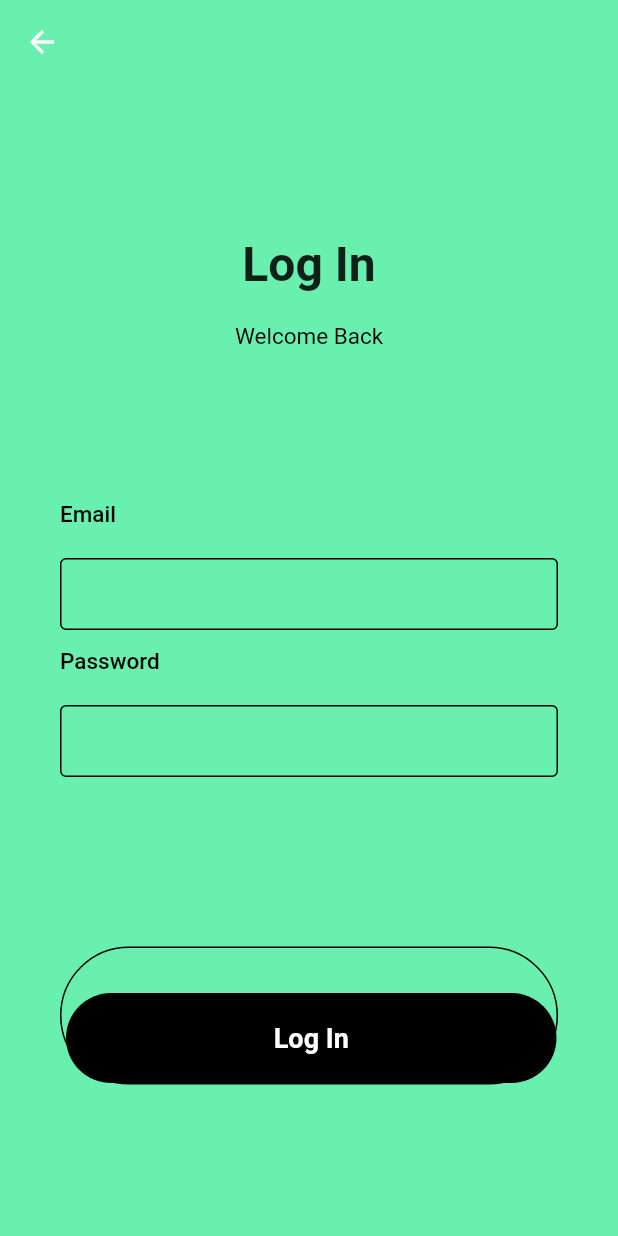
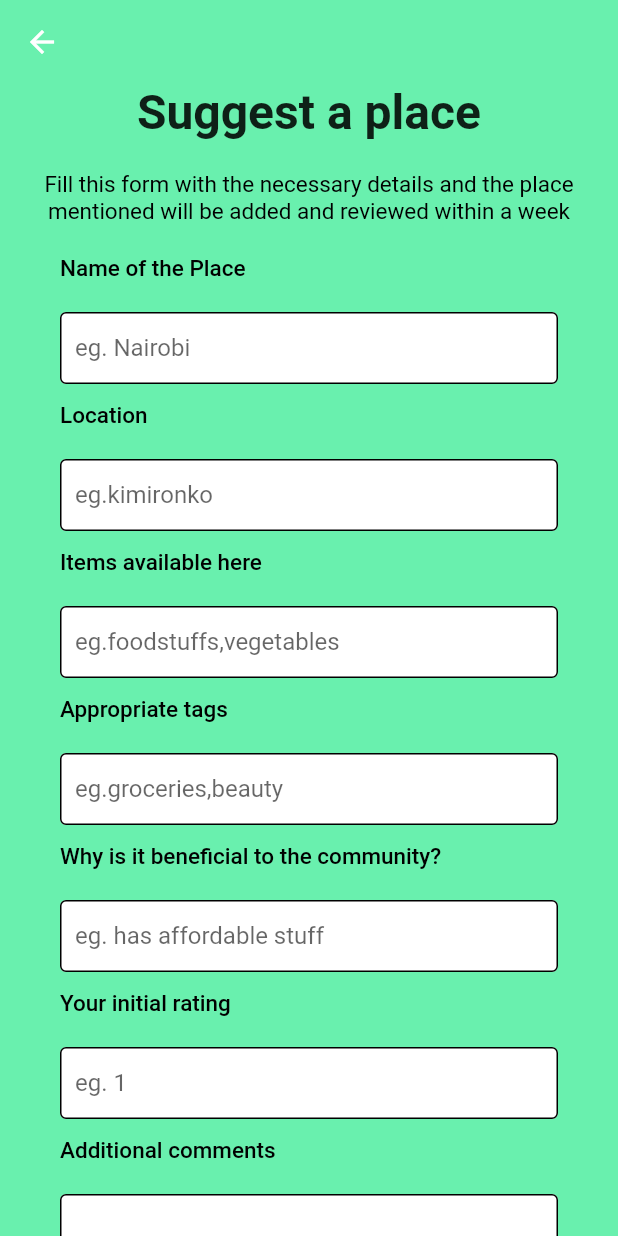
Before and after one commit to Fiffy-dot/mini-project-1, a Flutter app: the LoginPage screen opened directly, after a tap on "Log In", on a phone screen of 412 x 824 dp. Run offline on Flutter 3.47's test engine with Material 2 defaults, Android fonts, the phone set to English and light mode, and no system bars.

Commit message:
screen 8 and 9

```diff
--- a/mpd/lib/login.dart
+++ b/mpd/lib/login.dart
@@ -3,6 +3,7 @@
 import 'dart:ui';
 
 import 'package:flutter/material.dart';
+import 'package:mpd/suggestplace.dart';
 
 class LoginPage extends StatelessWidget {
   @override
@@ -66,7 +67,9 @@ class LoginPage extends StatelessWidget {
                       child: MaterialButton(
                           minWidth: double.infinity,
                           height: 60,
-                          onPressed: () {},
+                          onPressed: () {
+                            Navigator.push(context, MaterialPageRoute(builder : (context) => SuggestPlacePage()));
+                          },
                           color: Colors.black,
                           elevation: 0,
                           shape: RoundedRectangleBorder(
@@ -79,6 +82,8 @@ class LoginPage extends StatelessWidget {
                             color: Colors.white,
                           )
                           )
+
+
 
                       ),
                     ),
--- /dev/null
+++ b/mpd/lib/suggestionplaced.dart
@@ -0,0 +1,35 @@
+import 'dart:ui';
+import 'package:flutter/material.dart';
+class SuggestionPlacedPage extends StatelessWidget {
+  @override
+  Widget build(BuildContext context) {
+    return Scaffold(
+      appBar: AppBar(
+        backgroundColor: Colors.transparent,
+      ),
+      backgroundColor: Colors.transparent,
+      body:
+      BackdropFilter(
+          filter: ImageFilter.blur(sigmaX: 10, sigmaY: 10),
+          child:
+          Center(
+            child: Container(
+              width: MediaQuery.of(context).size.width - 20,
+              height: 200,
+              //color: Colors.orange,decoration: BoxDecoration (
+              decoration: BoxDecoration(
+                image: DecorationImage(
+                  image: AssetImage("images/highFive.png")
+                )
+              ),
+              child: Text("Thanks for your suggestion",
+                  style: TextStyle(
+                      fontSize: 32, fontWeight: FontWeight.bold)
+
+              ),
+            )
+          )
+      )
+    );
+  }
+}
--- /dev/null
+++ b/mpd/lib/suggestplace.dart
@@ -0,0 +1,144 @@
+// ignore_for_file: prefer_const_literals_to_create_immutables, prefer_const_constructors
+
+import 'dart:ui';
+
+import 'package:flutter/cupertino.dart';
+import 'package:flutter/material.dart';
+import 'package:mpd/suggestionplaced.dart';
+
+class SuggestPlacePage extends StatelessWidget {
+  @override
+  Widget build(BuildContext context) {
+    return Scaffold(
+        resizeToAvoidBottomInset: false,
+        backgroundColor: Colors.greenAccent,
+        appBar: AppBar(
+          elevation: 0,
+          backgroundColor: Colors.greenAccent,
+        ),
+        body: Container(
+            height: MediaQuery.of(context).size.height,
+            width: double.infinity,
+            child: SingleChildScrollView(
+                child: Column(
+                  mainAxisAlignment: MainAxisAlignment.spaceBetween,
+              children: <Widget>[
+                Column(
+                  mainAxisAlignment: MainAxisAlignment.spaceEvenly,
+                  children: <Widget>[
+                    Column(
+                      children: <Widget>[
+                        Text(
+                          "Suggest a place",
+                          style: TextStyle(
+                              fontSize: 32, fontWeight: FontWeight.bold),
+                        ),
+                        SizedBox(
+                          height: 20,
+                        ),
+                        Text(
+                            "Fill this form with the necessary details and the place mentioned will be added and reviewed within a week",
+                            textAlign: TextAlign.center,
+                            style: TextStyle(
+                              fontSize: 15,
+                              color: Colors.black,
+                            ))
+                      ],
+                    ),
+                    Padding(
+                      padding:
+                          EdgeInsets.symmetric(horizontal: 40, vertical: 20),
+                      child: Column(
+                        children: <Widget>[
+                          inputFile(
+                              label: "Name of the Place", hint: "eg. Nairobi"),
+                          inputFile(
+                              label: "Location",
+                              obscureText: true,
+                              hint: "eg.kimironko"),
+                          inputFile(
+                              label: "Items available here",
+                              hint: "eg.foodstuffs,vegetables"),
+                          inputFile(
+                              label: "Appropriate tags",
+                              hint: "eg.groceries,beauty"),
+                          inputFile(
+                              label: "Why is it beneficial to the community?",
+                              hint: "eg. has affordable stuff"),
+                          inputFile(
+                              label: "Your initial rating", hint: "eg. 1"),
+                          inputFile(label: "Additional comments")
+                        ],
+                      ),
+                    ),
+                    Padding(
+                      padding: EdgeInsets.symmetric(horizontal: 40),
+                      child: Container(
+                        padding: EdgeInsets.only(top: 30, left: 3),
+                        decoration: BoxDecoration(
+                            borderRadius: BorderRadius.circular(50),
+                            border: Border(
+                              bottom: BorderSide(color: Colors.black),
+                              top: BorderSide(color: Colors.black),
+                              left: BorderSide(color: Colors.black),
+                              right: BorderSide(color: Colors.black),
+                            )),
+                        child: MaterialButton(
+                            minWidth: double.infinity,
+                            height: 60,
+                            onPressed: () {
+                              print("Button pressed");
+                              showCupertinoModalPopup(
+                                  context: context,
+                                  builder: (context) => SuggestionPlacedPage());
+                            },
+                            color: Colors.black,
+                            elevation: 0,
+                            shape: RoundedRectangleBorder(
+                                borderRadius: BorderRadius.circular(50)),
+                            child: Text("Submit suggestion",
+                                style: TextStyle(
+                                  fontWeight: FontWeight.bold,
+                                  fontSize: 18,
+                                  color: Colors.white,
+                                ))),
+                      ),
+                    ),
+                  ],
+                )
+              ],
+            ))));
+  }
+}
+
+Widget inputFile({label, obscureText = false, hint}) {
+  return Column(
+    crossAxisAlignment: CrossAxisAlignment.start,
+    children: <Widget>[
+      Text(label,
+          style: TextStyle(
+            fontSize: 15,
+            fontWeight: FontWeight.w500,
+            color: Colors.black,
+          )),
+      SizedBox(
+        height: 20,
+      ),
+      TextField(
+        obscureText: obscureText,
+        decoration: InputDecoration(
+            contentPadding: EdgeInsets.symmetric(horizontal: 10, vertical: 5),
+            filled: true,
+            fillColor: Colors.white,
+            hintText: hint,
+            enabledBorder: OutlineInputBorder(
+              borderSide: BorderSide(color: Colors.black),
+            ),
+            border: OutlineInputBorder(
+              borderSide: BorderSide(color: Colors.black),
+            )),
+      ),
+      SizedBox(height: 12)
+    ],
+  );
+}
--- a/mpd/pubspec.yaml
+++ b/mpd/pubspec.yaml
@@ -60,6 +60,7 @@ flutter:
   # To add assets to your application, add an assets section, like this:
   assets:
      - images/firstPage.png
+     - images/highFive.png
 #     - images/a_dot_ham.jpeg
 
   # An image asset can refer to one or more resolution-specific "variants", see
```
Also changed, not shown: mpd/images/CharcoHighFivePg9 (1).png (added), mpd/images/highFive.png (added), mpd/pubspec.lock.
